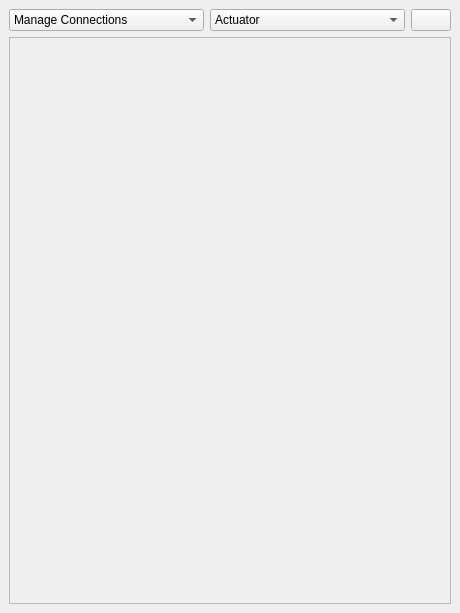
mrdeveloperdude/OctoMY, file libs/libcore/ui/RemoteWindow.ui: the form before one commit.
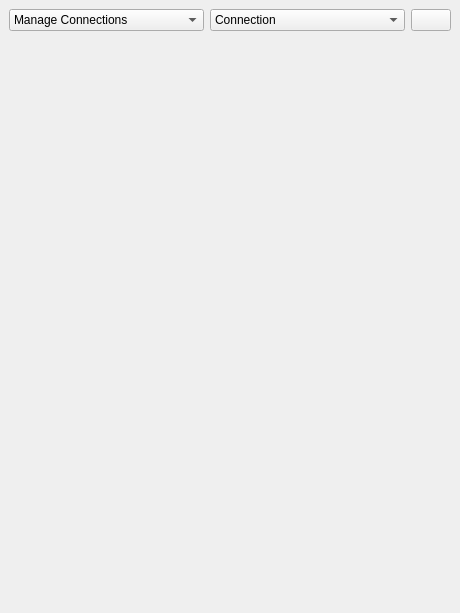
The form after the commit. The open tabs and pages were chosen to show the change. Icons and pictures are not drawn. Custom widgets are drawn as their Qt base class.

Commit message: Bootstrapping the connection logic accross the board

What changed in the file:
```diff
--- a/libs/libcore/ui/RemoteWindow.ui
+++ b/libs/libcore/ui/RemoteWindow.ui
@@ -48,7 +48,7 @@
       </sizepolicy>
      </property>
      <property name="currentIndex">
-      <number>4</number>
+      <number>3</number>
      </property>
      <widget class="QWidget" name="pageRunning">
       <layout class="QVBoxLayout" name="verticalLayout_2">
@@ -81,6 +81,15 @@
              <verstretch>0</verstretch>
             </sizepolicy>
            </property>
+           <item>
+            <property name="text">
+             <string>Connection</string>
+            </property>
+            <property name="icon">
+             <iconset resource="../resources/icons.qrc">
+              <normaloff>:/icons/network.svg</normaloff>:/icons/network.svg</iconset>
+            </property>
+           </item>
            <item>
             <property name="text">
              <string extracomment="Control individual servos">Actuator</string>
@@ -162,8 +171,69 @@
        <item>
         <widget class="QStackedWidget" name="stackedWidgetControl">
          <property name="currentIndex">
-          <number>4</number>
+          <number>1</number>
          </property>
+         <widget class="QWidget" name="pageConnection">
+          <layout class="QVBoxLayout" name="verticalLayout_11">
+           <property name="spacing">
+            <number>0</number>
+           </property>
+           <property name="leftMargin">
+            <number>0</number>
+           </property>
+           <property name="topMargin">
+            <number>0</number>
+           </property>
+           <property name="rightMargin">
+            <number>0</number>
+           </property>
+           <property name="bottomMargin">
+            <number>0</number>
+           </property>
+           <item>
+            <spacer name="verticalSpacer">
+             <property name="orientation">
+              <enum>Qt::Vertical</enum>
+             </property>
+             <property name="sizeHint" stdset="0">
+              <size>
+               <width>20</width>
+               <height>40</height>
+              </size>
+             </property>
+            </spacer>
+           </item>
+           <item>
+            <widget class="ConnectionWidget" name="widgetConnection" native="true">
+             <property name="sizePolicy">
+              <sizepolicy hsizetype="Expanding" vsizetype="Minimum">
+               <horstretch>0</horstretch>
+               <verstretch>0</verstretch>
+              </sizepolicy>
+             </property>
+             <property name="minimumSize">
+              <size>
+               <width>0</width>
+               <height>10</height>
+              </size>
+             </property>
+            </widget>
+           </item>
+           <item>
+            <spacer name="verticalSpacer_5">
+             <property name="orientation">
+              <enum>Qt::Vertical</enum>
+             </property>
+             <property name="sizeHint" stdset="0">
+              <size>
+               <width>20</width>
+               <height>40</height>
+              </size>
+             </property>
+            </spacer>
+           </item>
+          </layout>
+         </widget>
          <widget class="QWidget" name="pageActuator">
           <layout class="QVBoxLayout" name="verticalLayout_4">
            <property name="spacing">
@@ -191,8 +261,8 @@
                <rect>
                 <x>0</x>
                 <y>0</y>
-                <width>84</width>
-                <height>34</height>
+                <width>440</width>
+                <height>560</height>
                </rect>
               </property>
               <layout class="QVBoxLayout" name="verticalLayout_5">
@@ -506,13 +576,6 @@
        </item>
       </layout>
      </widget>
-     <widget class="QWidget" name="pageManageConnections">
-      <layout class="QVBoxLayout" name="verticalLayout_10">
-       <item>
-        <widget class="ConnectionManager" name="widgetConnectionManager" native="true"/>
-       </item>
-      </layout>
-     </widget>
      <widget class="QWidget" name="pageMyID">
       <layout class="QGridLayout" name="gridLayout_2">
        <item row="1" column="0">
@@ -650,9 +713,9 @@
    <header>widgets/LogWidget.hpp</header>
   </customwidget>
   <customwidget>
-   <class>ConnectionManager</class>
+   <class>ConnectionWidget</class>
    <extends>QWidget</extends>
-   <header>widgets/ConnectionManager.hpp</header>
+   <header>widgets/ConnectionWidget.hpp</header>
    <container>1</container>
   </customwidget>
  </customwidgets>
```
The commit also changes 54 other files.
